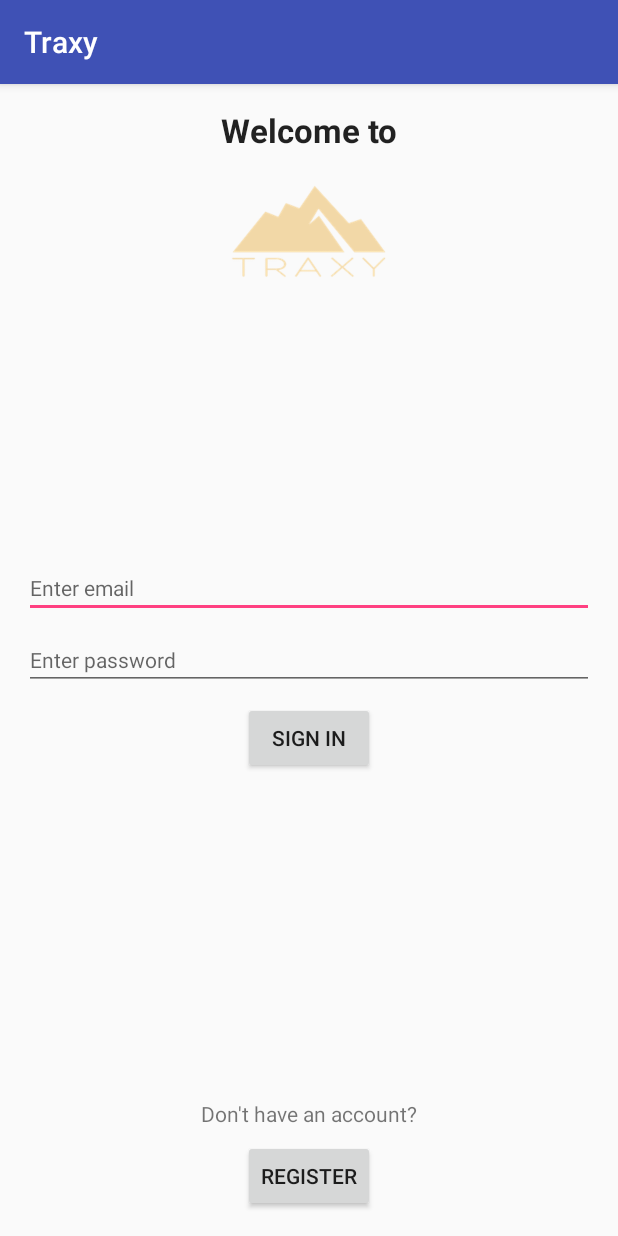
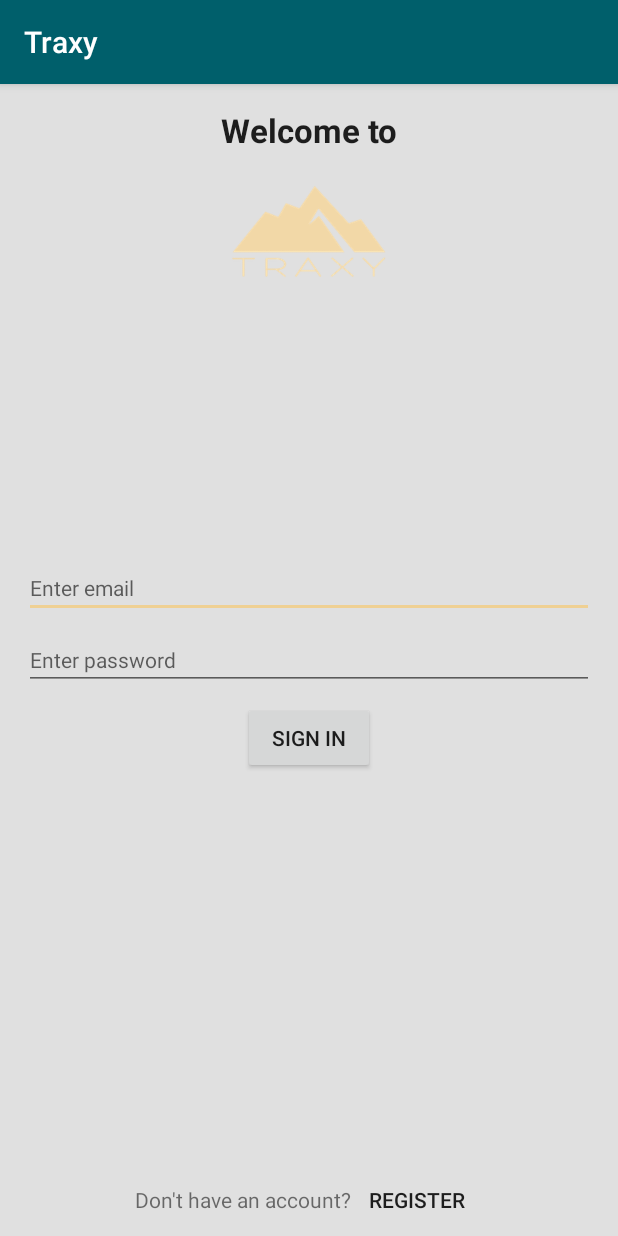
Before and after one commit to gvsucis/mobile-app-dev-book, an Android app: the screen it shows after launch (LoginActivity), on a phone screen of 412 x 824 dp. Run offline under Robolectric (Android 15) with nearby library versions, the phone set to English and light mode, and no system bars; 1 statement that could not run was skipped.

Commit message:
Final styling for android Ch05

```diff
--- a/Android/ch05/Traxy/app/src/main/res/layout/activity_login.xml
+++ b/Android/ch05/Traxy/app/src/main/res/layout/activity_login.xml
@@ -79,28 +79,30 @@
         android:layout_marginTop="8dp"
         app:layout_constraintTop_toBottomOf="@+id/password2" />
 
+
     <Button
-        android:text="@string/register"
+        android:text="Register"
         android:layout_width="wrap_content"
         android:layout_height="wrap_content"
-        android:id="@+id/register"
+        android:id="@+id/signup"
+        app:layout_constraintBottom_toBottomOf="parent"
+        android:layout_marginEnd="16dp"
+        app:layout_constraintRight_toRightOf="parent"
+        style="@style/Widget.AppCompat.Button.Borderless"
+        app:layout_constraintLeft_toRightOf="@+id/no_account"
+        app:layout_constraintHorizontal_bias="0.51"
+        />
+
+    <TextView
+        android:text="Don't have an account?"
+        android:layout_width="wrap_content"
+        android:layout_height="wrap_content"
+        android:id="@+id/no_account"
+        app:layout_constraintBaseline_toBaselineOf="@+id/signup"
+        app:layout_constraintRight_toLeftOf="@+id/signup"
         android:layout_marginStart="16dp"
         app:layout_constraintLeft_toLeftOf="parent"
-        android:layout_marginEnd="16dp"
-        app:layout_constraintRight_toRightOf="parent"
-        app:layout_constraintBottom_toBottomOf="parent"
-        android:layout_marginBottom="16dp" />
-
-    <TextView
-        android:text="@string/no_account"
-        android:layout_width="wrap_content"
-        android:layout_height="wrap_content"
-        android:id="@+id/textView"
-        android:layout_marginStart="16dp"
-        app:layout_constraintLeft_toLeftOf="parent"
-        android:layout_marginEnd="16dp"
-        app:layout_constraintRight_toRightOf="parent"
-        app:layout_constraintBottom_toTopOf="@+id/register"
-        android:layout_marginBottom="8dp" />
+        app:layout_constraintHorizontal_chainStyle="packed"
+        />
 
 </android.support.constraint.ConstraintLayout>
--- a/Android/ch05/Traxy/app/src/main/res/values/colors.xml
+++ b/Android/ch05/Traxy/app/src/main/res/values/colors.xml
@@ -1,6 +1,7 @@
 <?xml version="1.0" encoding="utf-8"?>
 <resources>
-    <color name="colorPrimary">#3F51B5</color>
-    <color name="colorPrimaryDark">#303F9F</color>
-    <color name="colorAccent">#FF4081</color>
+    <color name="colorPrimary">#005F6B</color>
+    <color name="colorPrimaryDark">#002838</color>
+    <color name="colorAccent">#EFD093</color>
+    <color name="windowBackground">#e0e0e0</color>
 </resources>
--- a/Android/ch05/Traxy/app/src/main/res/values/styles.xml
+++ b/Android/ch05/Traxy/app/src/main/res/values/styles.xml
@@ -6,6 +6,7 @@
         <item name="colorPrimary">@color/colorPrimary</item>
         <item name="colorPrimaryDark">@color/colorPrimaryDark</item>
         <item name="colorAccent">@color/colorAccent</item>
+        <item name="android:windowBackground">@color/windowBackground</item>
     </style>
 
     <style name="AppTheme.NoActionBar">
```
